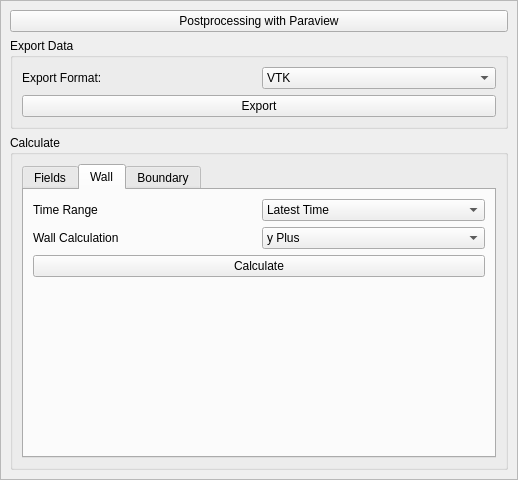
Before: the Qt Designer form postpro.ui in Eng-RSMY/petroFoam, drawn with Qt 5.
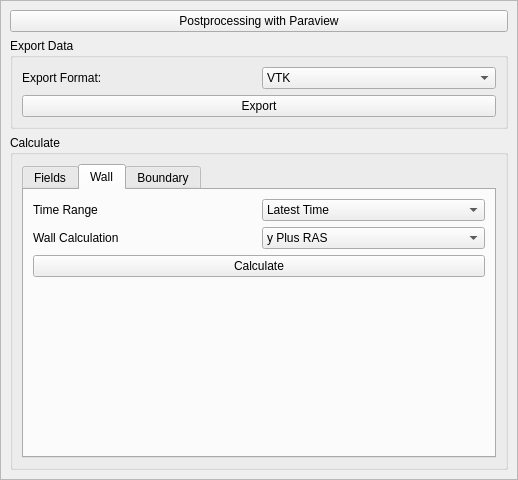
After: the same form once the commit is applied. The open tabs and pages were chosen to show the change. Icons and pictures are not drawn.

What changed in the file:
```diff
--- a/postpro.ui
+++ b/postpro.ui
@@ -244,7 +244,7 @@
             <widget class="QComboBox" name="field_2">
              <item>
               <property name="text">
-               <string>y Plus</string>
+               <string>y Plus RAS</string>
               </property>
              </item>
              <item>
```
Left out of the diff: 46 changed lines with no effect on the pictures.
